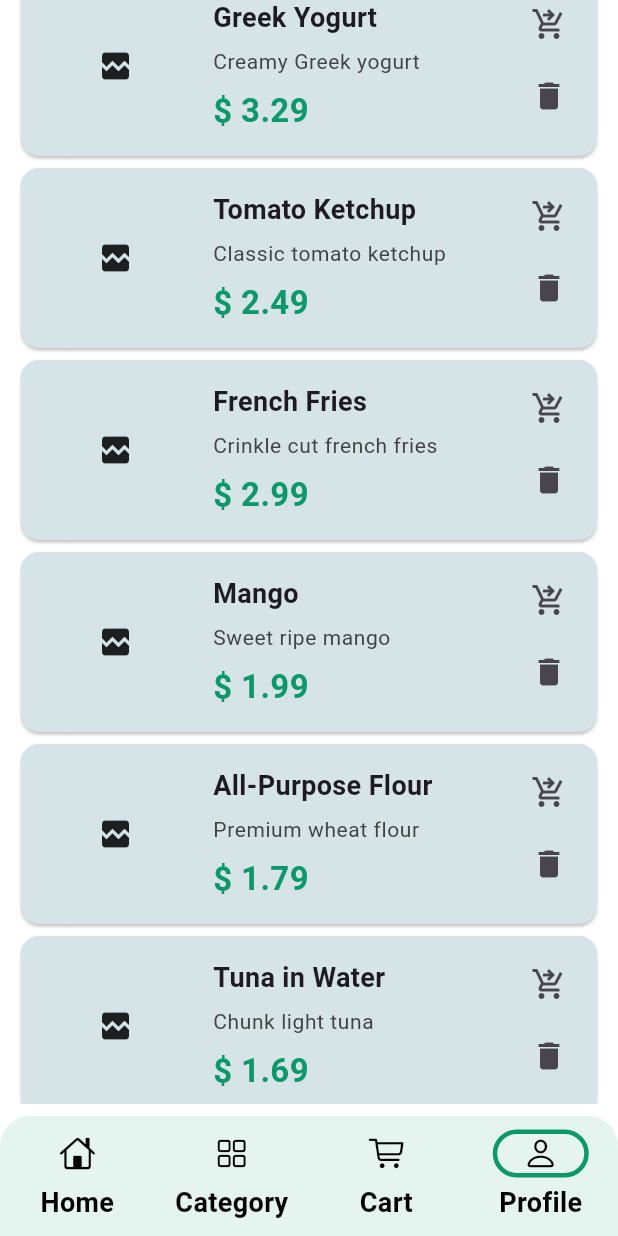
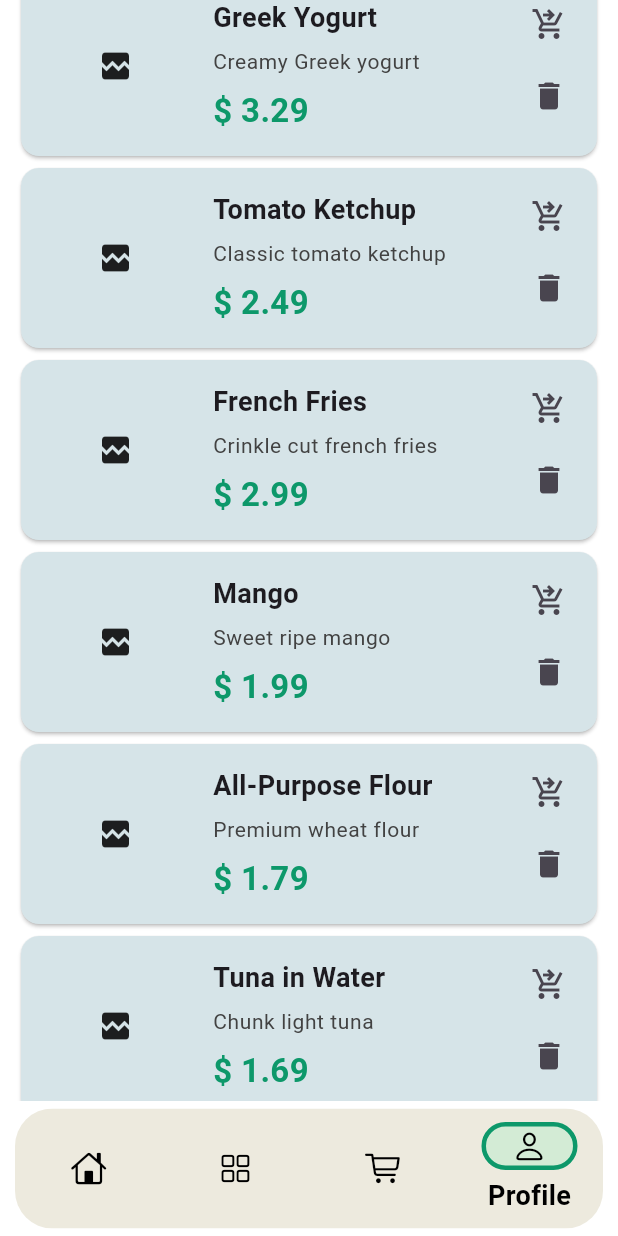
Before and after one commit to rostom17/Farmers-Nest, a Flutter app: the screen it shows after launch, item 4 of the bottom bar chosen, scrolled down 3456 dp, on a phone screen of 412 x 824 dp. Run offline on Flutter 3.47's test engine with Material 3 defaults, Android fonts, the light colour scheme and no system bars; our stand-ins replace flutter_svg, font_awesome_flutter, get, iconsax, smooth_page_indicator; network calls fail.

Commit message:
bottom nav screen redesigned

```diff
--- a/lib/app.dart
+++ b/lib/app.dart
@@ -45,9 +45,10 @@ class FarmersNest extends StatelessWidget {
       ),
 
       navigationBarTheme: NavigationBarThemeData(
-        backgroundColor: Colors.transparent,
-        surfaceTintColor: ColorPallet.mainColorTheme,
-        indicatorColor: Colors.transparent,
+        backgroundColor: ColorPallet.offWhileColor,
+        //surfaceTintColor: ColorPallet.mainColorTheme,
+        //indicatorColor: Colors.transparent,
+        indicatorColor: Colors.greenAccent.withAlpha(50),
         iconTheme: WidgetStatePropertyAll(IconThemeData(color: Colors.black)),
         overlayColor: WidgetStatePropertyAll(ColorPallet.mainColorTheme),
         elevation: 5,
--- a/lib/core/color_pallet.dart
+++ b/lib/core/color_pallet.dart
@@ -8,4 +8,5 @@ class ColorPallet {
   static const Color sliderColor = Color(0xFFF9D7BD);
   static const Color productColor1 = Color(0xFFC3DCB7);
   static const Color productColor2 = Color(0xFFD6E4E8);
+  static const Color offWhileColor = Color(0xFFEDEADE);
 }
--- a/lib/view/screens/bottom_nav_screen.dart
+++ b/lib/view/screens/bottom_nav_screen.dart
@@ -23,15 +23,17 @@ class _BottomNavigationScreenState extends State<BottomNavigationScreen> {
               _bottomNavigationController.screens[_bottomNavigationController
                   .selectedIndex],
           bottomNavigationBar: Padding(
-            padding: const EdgeInsets.only(top: 8),
+            // padding: const EdgeInsets.only(top: 8),
+            padding: EdgeInsets.only(top: 5, left: 10, right: 10, bottom: 5),
             child: ClipRRect(
-              borderRadius: BorderRadius.only(
-                topLeft: Radius.circular(20),
-                topRight: Radius.circular(20),
-              ),
+              borderRadius: BorderRadius.circular(25),
+
               child: NavigationBar(
                 selectedIndex: _bottomNavigationController.selectedIndex,
                 onDestinationSelected: _bottomNavigationController.onChnage,
+                labelBehavior:
+                    NavigationDestinationLabelBehavior.onlyShowSelected,
+                animationDuration: const Duration(milliseconds: 400),
                 destinations: [
                   NavigationDestination(
                     icon: Icon(CupertinoIcons.home),
--- a/lib/viewmodel/category_controller.dart
+++ b/lib/viewmodel/category_controller.dart
@@ -5,16 +5,25 @@ class CategoryController extends GetxController {
   CategoryController({this.categoryId = 2001});
 
   int categoryId;
-  List<Map<String, dynamic>> itemByCategory = [];
+  List<Map<String, dynamic>> cateogryList = [];
 
   @override
   void onInit() {
+    cateogryList =
+        ProductData.productData.map((element) {
+          return {
+            "cId": element['category']['cId'],
+            "categoryName": element['category']['categoryName'],
+          };
+        }).toList();
+
+    // final uniqueCategories =
+    //     {for (var item in cateogryList) item['cId']: item}.values.toList();
+    // print(uniqueCategories);
+
     super.onInit();
-    itemByCategory =
-        ProductData.productData
-            .where((item) => item['category']['cId'] == categoryId)
-            .toList();
   }
 
-  List<Map<String,dynamic>> get categoryItem=>  itemByCategory;
+  List<Map<String, dynamic>> get getCategoryList => cateogryList;
 }
+//
```
Also changed, not shown: lib/view/screens/category_screen.dart (+23 -1 lines).
